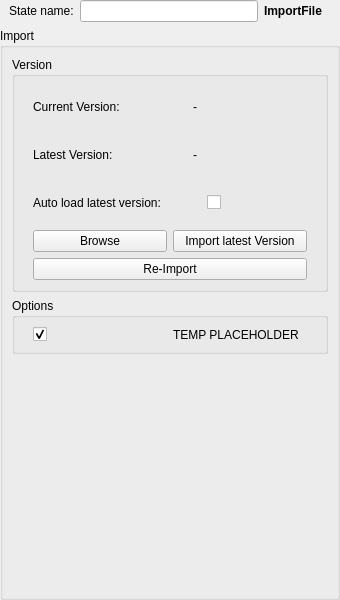
Animatect/Prism2_PluginFusion, file Fusion/Scripts/StateManagerNodes/StateUserInterfaces/fus_USD_Import.ui: the form before one commit.
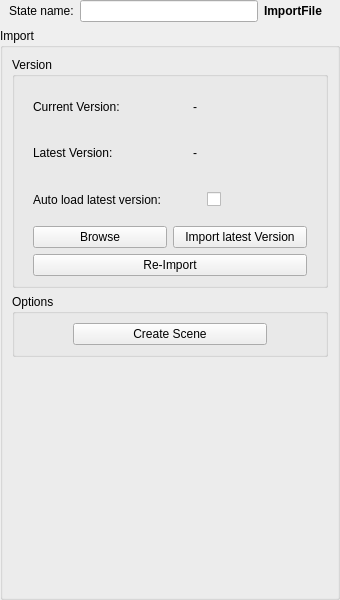
The form after the commit.

Commit message: Updated Separated Import3d States

```diff
--- a/Fusion/Scripts/StateManagerNodes/StateUserInterfaces/fus_USD_Import.ui
+++ b/Fusion/Scripts/StateManagerNodes/StateUserInterfaces/fus_USD_Import.ui
@@ -115,6 +115,9 @@
             </item>
             <item>
              <spacer name="horizontalSpacer">
+              <property name="orientation">
+               <enum>Qt::Vertical</enum>
+              </property>
               <property name="sizeHint" stdset="0">
                <size>
                 <width>40</width>
@@ -157,6 +160,9 @@
             </item>
             <item>
              <spacer name="horizontalSpacer_2">
+              <property name="orientation">
+               <enum>Qt::Vertical</enum>
+              </property>
               <property name="sizeHint" stdset="0">
                <size>
                 <width>40</width>
@@ -199,6 +205,9 @@
             </item>
             <item>
              <spacer name="horizontalSpacer_10">
+              <property name="orientation">
+               <enum>Qt::Vertical</enum>
+              </property>
               <property name="sizeHint" stdset="0">
                <size>
                 <width>40</width>
@@ -320,22 +329,44 @@
              <number>0</number>
             </property>
             <item>
-             <widget class="QCheckBox" name="chb_keepRefEdits">
-              <property name="text">
-               <string/>
+             <spacer name="horizontalSpacer_3">
+              <property name="orientation">
+               <enum>Qt::Horizontal</enum>
               </property>
-              <property name="checked">
-               <bool>true</bool>
+              <property name="sizeType">
+               <enum>QSizePolicy::Fixed</enum>
               </property>
-             </widget>
+              <property name="sizeHint" stdset="0">
+               <size>
+                <width>40</width>
+                <height>20</height>
+               </size>
+              </property>
+             </spacer>
             </item>
             <item>
-             <widget class="QLabel" name="label">
+             <widget class="QPushButton" name="b_createUsdScene">
               <property name="text">
-               <string>TEMP PLACEHOLDER</string>
+               <string>Create Scene</string>
               </property>
              </widget>
             </item>
+            <item>
+             <spacer name="horizontalSpacer_4">
+              <property name="orientation">
+               <enum>Qt::Horizontal</enum>
+              </property>
+              <property name="sizeType">
+               <enum>QSizePolicy::Fixed</enum>
+              </property>
+              <property name="sizeHint" stdset="0">
+               <size>
+                <width>40</width>
+                <height>20</height>
+               </size>
+              </property>
+             </spacer>
+            </item>
            </layout>
           </widget>
          </item>
```
Left out of the diff: 1 changed line with no effect on the pictures. The commit also changes 13 other files.
